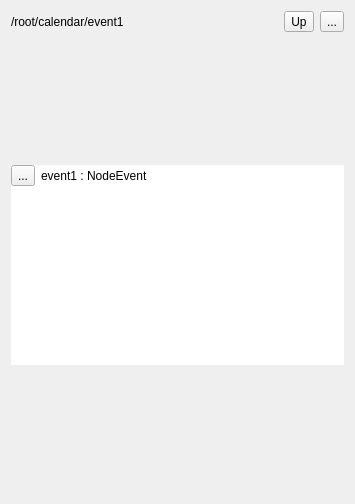
First picture: the form in ui/forms/SceneViewComplex.ui, repository cassiopeiarepo/MyDashboard, before the edit.
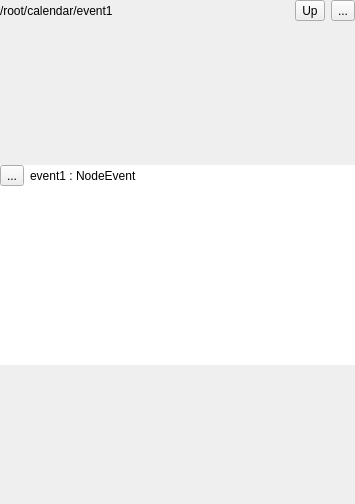
Second picture: the form after the edit.

Commit message: trivial_scene_view/widget works on layout, add options menu

```diff
--- a/ui/forms/SceneViewComplex.ui
+++ b/ui/forms/SceneViewComplex.ui
@@ -14,6 +14,18 @@
    <string>Form</string>
   </property>
   <layout class="QGridLayout" name="gridLayout">
+   <property name="leftMargin">
+    <number>0</number>
+   </property>
+   <property name="topMargin">
+    <number>0</number>
+   </property>
+   <property name="rightMargin">
+    <number>0</number>
+   </property>
+   <property name="bottomMargin">
+    <number>0</number>
+   </property>
    <item row="0" column="0">
     <layout class="QVBoxLayout" name="verticalLayout">
      <item>
```
The commit also changes 7 other files.
